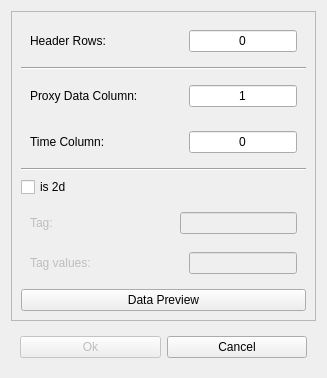
Above: proxy_load.ui from IUPBAuf/IUP-Regression-Model before the change. Below: the same form after it.
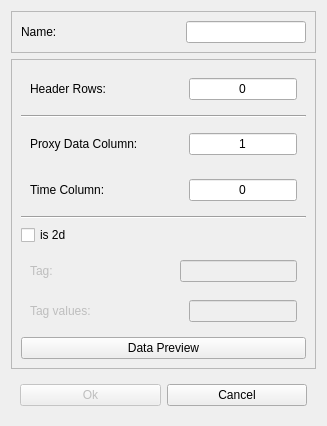
That is the form after the change. The open tabs and pages were chosen to show the change.

Commit message:
Diagnostic Tab Completion
The diagnostic tab is now fully functional. All loaded data, proxies and after computing the independent variable matrix can be viewed with some additional informations.

The edit to the form file:
```diff
--- a/proxy_load.ui
+++ b/proxy_load.ui
@@ -7,13 +7,48 @@
     <x>0</x>
     <y>0</y>
     <width>327</width>
-    <height>378</height>
+    <height>423</height>
    </rect>
   </property>
   <property name="windowTitle">
    <string>Dialog</string>
   </property>
   <layout class="QVBoxLayout" name="verticalLayout">
+   <item>
+    <widget class="QFrame" name="frame">
+     <property name="frameShape">
+      <enum>QFrame::StyledPanel</enum>
+     </property>
+     <property name="frameShadow">
+      <enum>QFrame::Raised</enum>
+     </property>
+     <layout class="QHBoxLayout" name="horizontalLayout_7">
+      <item>
+       <widget class="QLabel" name="label_6">
+        <property name="text">
+         <string>Name: </string>
+        </property>
+       </widget>
+      </item>
+      <item>
+       <spacer name="horizontalSpacer_6">
+        <property name="orientation">
+         <enum>Qt::Horizontal</enum>
+        </property>
+        <property name="sizeHint" stdset="0">
+         <size>
+          <width>116</width>
+          <height>20</height>
+         </size>
+        </property>
+       </spacer>
+      </item>
+      <item>
+       <widget class="QLineEdit" name="proxy_name"/>
+      </item>
+     </layout>
+    </widget>
+   </item>
    <item>
     <widget class="QStackedWidget" name="proxy_widget">
      <property name="frameShape">
```
Left out of the diff: 6 changed lines with no effect on the pictures. The commit also changes 3 other files.
